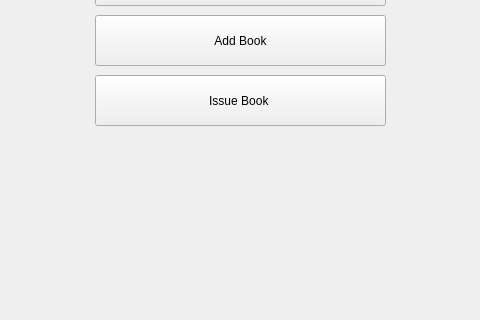
Qt form mainwindow.ui (WHitE-TITaN/Library-Management-System) before a commit; both pictures show x 105 to 585 and y 295 to 615 of the 1280 by 720 pixel window.
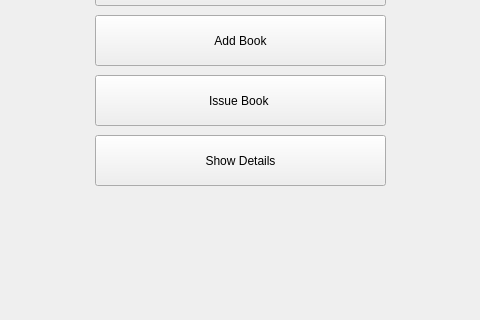
The same form after that commit.

Commit message: addition of details pannel for all issuers of the book

```diff
--- a/mainwindow.ui
+++ b/mainwindow.ui
@@ -66,6 +66,19 @@
      <string>Issue Book </string>
     </property>
    </widget>
+   <widget class="QPushButton" name="ShowBookDetails">
+    <property name="geometry">
+     <rect>
+      <x>200</x>
+      <y>430</y>
+      <width>291</width>
+      <height>51</height>
+     </rect>
+    </property>
+    <property name="text">
+     <string>Show Details</string>
+    </property>
+   </widget>
   </widget>
   <widget class="QMenuBar" name="menubar">
    <property name="geometry">
```
The commit also changes 9 other files.
